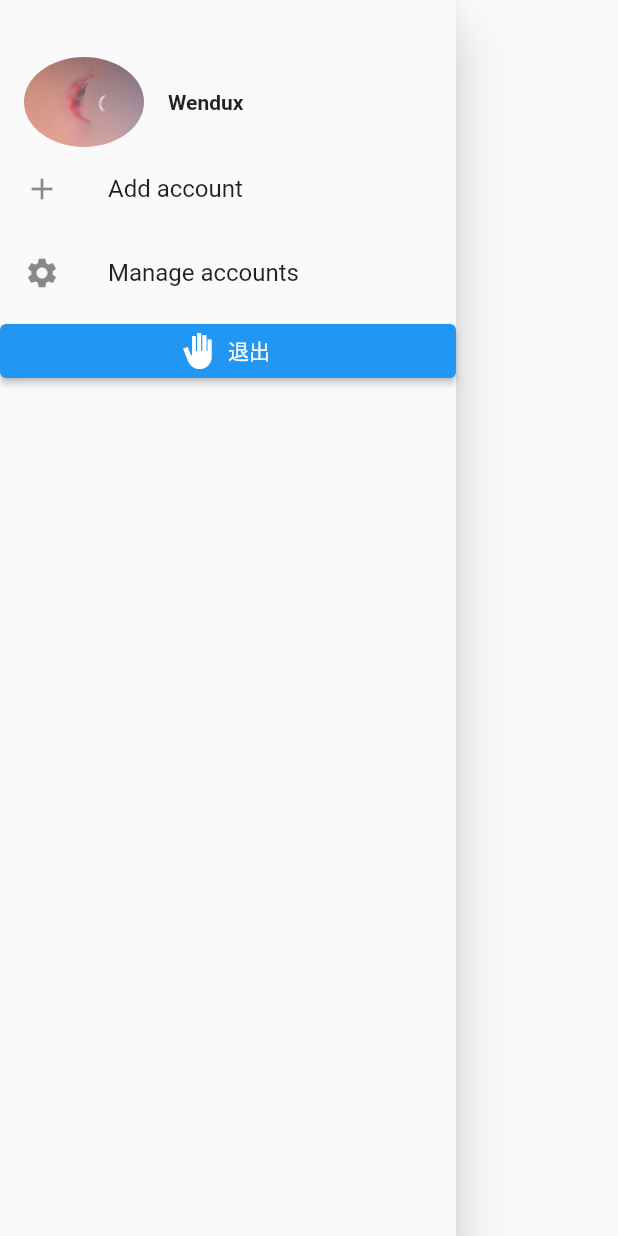
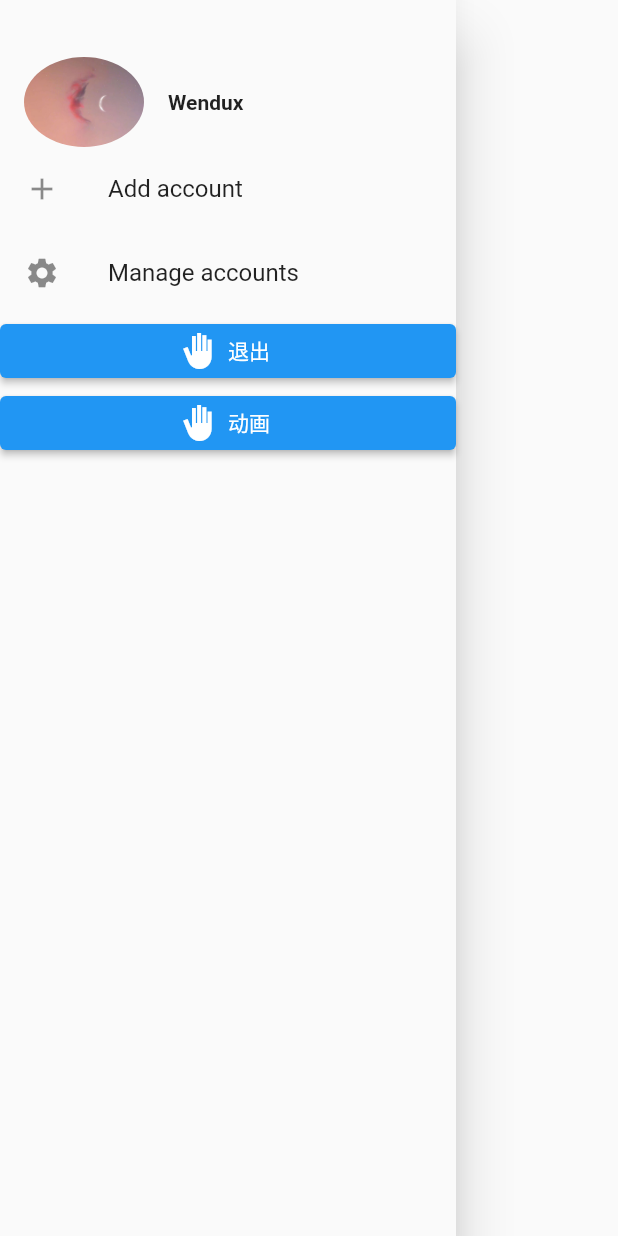
Before and after one commit to SeventyThr/05_myApp, a Flutter app: the MyDrawer widget shown alone on an empty page, opened directly, on a phone screen of 412 x 824 dp. Run offline on Flutter 3.47's test engine with Material 2 defaults, Android fonts, the phone set to English and light mode, and no system bars.

Commit message:
Update mydrawer.dart

```diff
--- a/lib/my_scaffold/mydrawer.dart
+++ b/lib/my_scaffold/mydrawer.dart
@@ -54,6 +54,13 @@ class MyDrawer extends StatelessWidget {
                       Navigator.pop(context); //从第二个界面返回
                     },
                   ),
+                  ElevatedButton.icon(
+                    icon: const Icon(Icons.back_hand_sharp),
+                    label: const Text("动画"),
+                    onPressed: () {
+                      Navigator.pop(context); //从第二个界面返回
+                    },
+                  ),
                 ],
               ),
             ),
```
